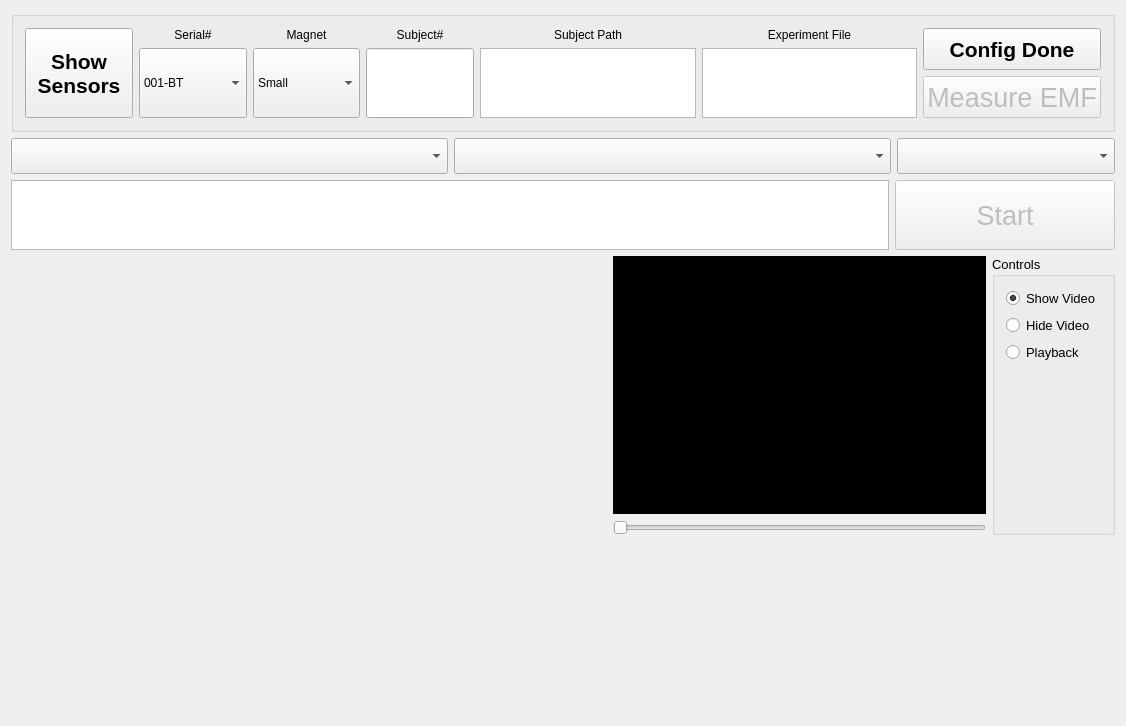
First picture: the form in tts_gui_experiment/TTS_GUI.ui, repository Sebnor-Doc/Collect_Data, before the edit.
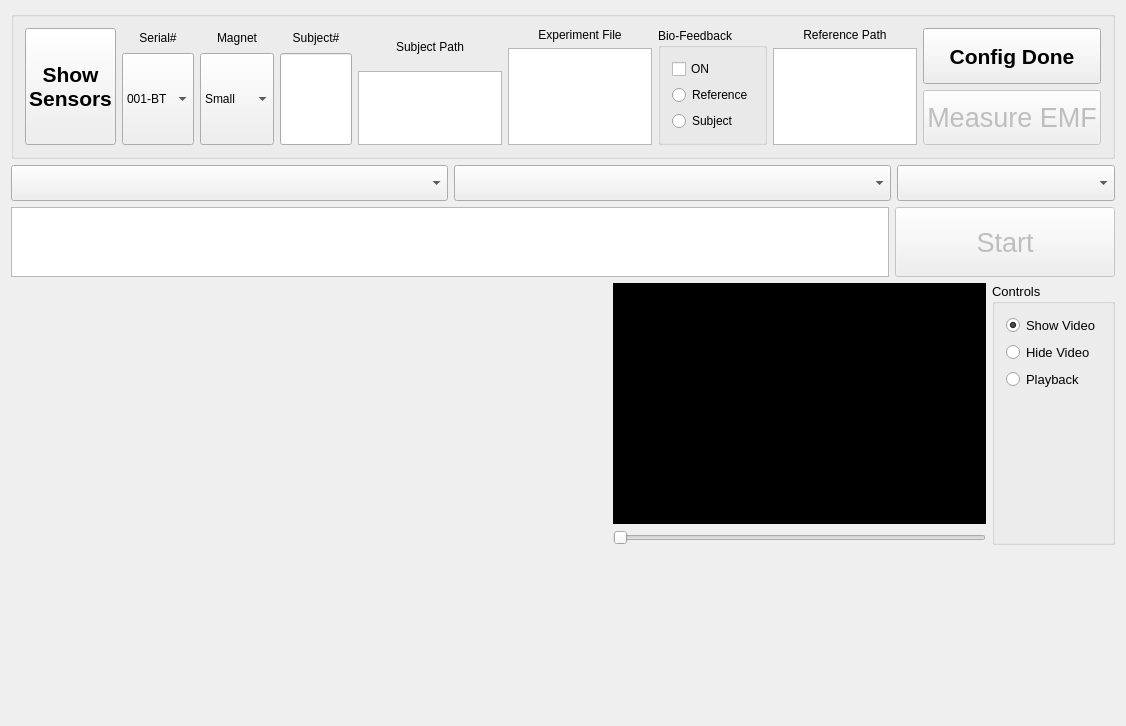
Second picture: the form after the edit. Custom widgets are drawn as their Qt base class.

Commit message: Added UI widgets for bio-feedback

```diff
--- a/tts_gui_experiment/TTS_GUI.ui
+++ b/tts_gui_experiment/TTS_GUI.ui
@@ -23,7 +23,7 @@
       <property name="alignment">
        <set>Qt::AlignCenter</set>
       </property>
-      <layout class="QHBoxLayout" name="horizontalLayout" stretch="1,1,1,1,2,2,1">
+      <layout class="QHBoxLayout" name="horizontalLayout" stretch="1,1,1,1,2,2,1,2,1">
        <item>
         <widget class="QPushButton" name="showMagButton">
          <property name="sizePolicy">
@@ -240,6 +240,53 @@
          </item>
         </layout>
        </item>
+       <item>
+        <widget class="QGroupBox" name="vfbGroupBox">
+         <property name="title">
+          <string>Bio-Feedback</string>
+         </property>
+         <layout class="QVBoxLayout" name="verticalLayout_3">
+          <item>
+           <widget class="QCheckBox" name="checkBox">
+            <property name="text">
+             <string>ON</string>
+            </property>
+           </widget>
+          </item>
+          <item>
+           <widget class="QRadioButton" name="refRadio">
+            <property name="text">
+             <string>Reference</string>
+            </property>
+           </widget>
+          </item>
+          <item>
+           <widget class="QRadioButton" name="subRadio">
+            <property name="text">
+             <string>Subject</string>
+            </property>
+           </widget>
+          </item>
+         </layout>
+        </widget>
+       </item>
+       <item>
+        <layout class="QVBoxLayout" name="refPathLayout">
+         <item>
+          <widget class="QLabel" name="refPathLabel">
+           <property name="text">
+            <string>Reference Path</string>
+           </property>
+           <property name="alignment">
+            <set>Qt::AlignCenter</set>
+           </property>
+          </widget>
+         </item>
+         <item>
+          <widget class="QPlainTextEdit" name="refPathEdit"/>
+         </item>
+        </layout>
+       </item>
        <item>
         <layout class="QVBoxLayout" name="configButtonsLayout">
          <item>
```
The commit also changes 1 other file.
